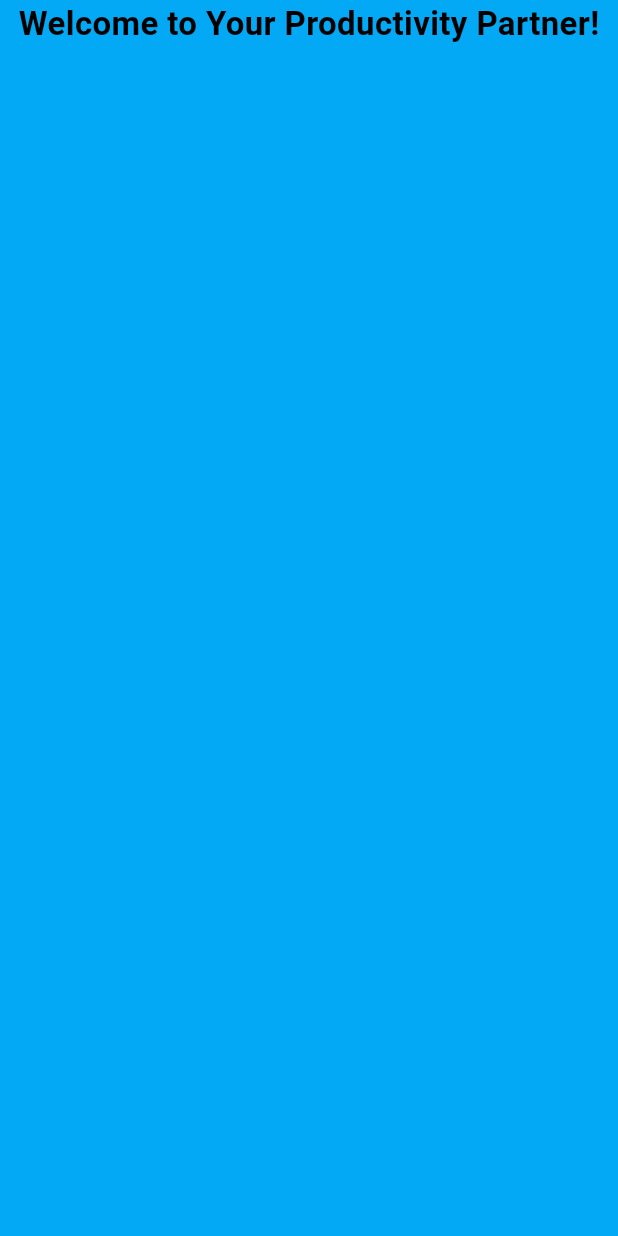
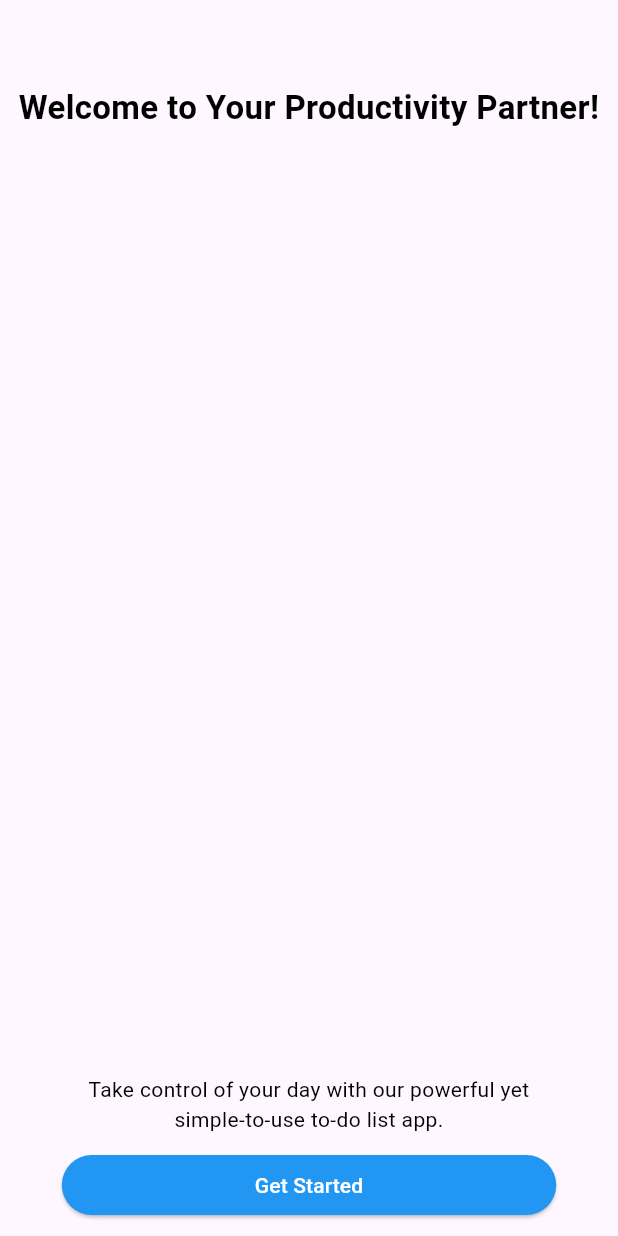
Before and after one commit to Pawan89844/Todo, a Flutter app: the screen it shows after launch, on a phone screen of 412 x 824 dp. Run offline on Flutter 3.47's test engine with Material 3 defaults, Android fonts, the phone set to English and light mode, and no system bars; our stand-ins replace yaml.

Commit message:
Screen completed need to add meanful vectors

```diff
--- a/lib/module/onboarding/model/onboarding_model.dart
+++ b/lib/module/onboarding/model/onboarding_model.dart
@@ -6,6 +6,7 @@ import 'package:todo/module/onboarding/view/onboarding_view3.dart';
 class OnBoardingModel {
   final int pageId;
   final Widget page;
+  static PageController controller = PageController();
 
   OnBoardingModel(this.pageId, this.page);
 
--- a/lib/module/onboarding/view/onboarding_view.dart
+++ b/lib/module/onboarding/view/onboarding_view.dart
@@ -7,8 +7,11 @@ class OnBoardingView extends StatelessWidget {
   @override
   Widget build(BuildContext context) {
     return Scaffold(
+      appBar: AppBar(elevation: 0.0),
       body: SafeArea(
           child: PageView.builder(
+              controller: OnBoardingModel.controller,
+              physics: const NeverScrollableScrollPhysics(),
               itemCount: OnBoardingModel.onBoardingPages.length,
               itemBuilder: (context, i) =>
                   OnBoardingModel.onBoardingPages[i].page)),
--- a/lib/module/onboarding/view/onboarding_view1.dart
+++ b/lib/module/onboarding/view/onboarding_view1.dart
@@ -1,16 +1,54 @@
 import 'package:flutter/material.dart';
+import 'package:todo/module/onboarding/model/onboarding_model.dart';
+import 'package:todo/widgets/buttons/app_elevated_button.dart';
 import 'package:todo/widgets/text/app_heading.dart';
+import 'package:todo/widgets/text/app_text.dart';
 
 class OnBoardingView1 extends StatelessWidget {
   const OnBoardingView1({super.key});
 
   @override
   Widget build(BuildContext context) {
-    return Container(
-      color: Colors.lightBlue,
-      child: const Column(
-        children: [AppHeading('Welcome to Your Productivity Partner!')],
-      ),
+    return OnBoardingComponents(
+      heading: 'Welcome to Your Productivity Partner!',
+      onPressed: () => OnBoardingModel.controller
+          .nextPage(duration: const Duration(seconds: 1), curve: Curves.easeIn),
+      bodyText:
+          'Take control of your day with our powerful yet\nsimple-to-use to-do list app.',
+      buttonName: 'Get Started',
     );
   }
 }
+
+class OnBoardingComponents extends StatelessWidget {
+  final String heading, bodyText, buttonName;
+  final void Function()? onPressed;
+  const OnBoardingComponents(
+      {super.key,
+      required this.heading,
+      required this.bodyText,
+      required this.buttonName,
+      required this.onPressed});
+
+  @override
+  Widget build(BuildContext context) {
+    return Column(
+      children: [
+        AppHeading(
+          heading,
+        ),
+        const Spacer(),
+        AppText(
+          bodyText,
+          align: TextAlign.center,
+        ),
+        const SizedBox(height: 10.0),
+        AppElevatedButton(
+          buttonName: buttonName,
+          onPressed: onPressed,
+        ),
+        const SizedBox(height: 10.0),
+      ],
+    );
+  }
+}
--- a/lib/widgets/text/app_heading.dart
+++ b/lib/widgets/text/app_heading.dart
@@ -13,6 +13,7 @@ class AppHeading extends StatelessWidget {
   Widget build(BuildContext context) {
     return Text(
       data,
+      textAlign: TextAlign.center,
       style: TextStyle(color: color, fontWeight: fontWeight, fontSize: 22.0),
     );
   }
--- a/lib/widgets/text/app_text.dart
+++ b/lib/widgets/text/app_text.dart
@@ -4,13 +4,15 @@ class AppText extends StatelessWidget {
   final String data;
   final Color color;
   final FontWeight? fontWeight;
+  final TextAlign? align;
   const AppText(this.data,
-      {super.key, this.color = Colors.black, this.fontWeight});
+      {super.key, this.color = Colors.black, this.fontWeight, this.align});
 
   @override
   Widget build(BuildContext context) {
     return Text(
       data,
+      textAlign: align,
       style: TextStyle(color: color, fontWeight: fontWeight),
     );
   }
```
Also changed, not shown: lib/module/onboarding/view/onboarding_view2.dart (+10 -7 lines), lib/module/onboarding/view/onboarding_view3.dart (+7 -5 lines).
